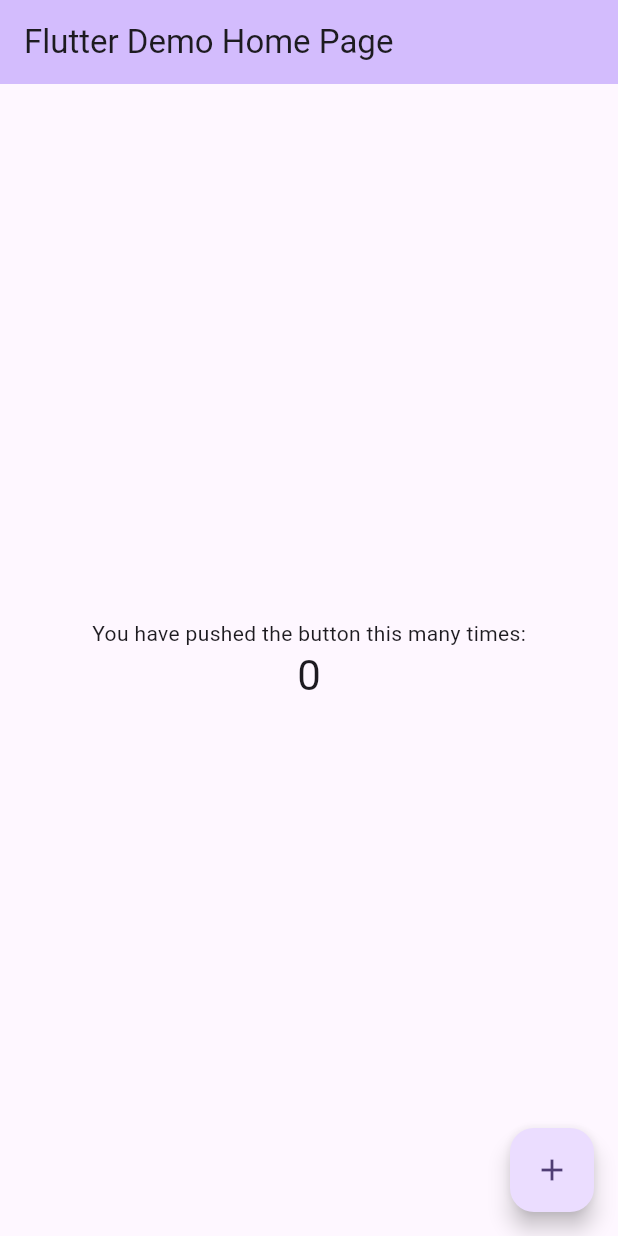
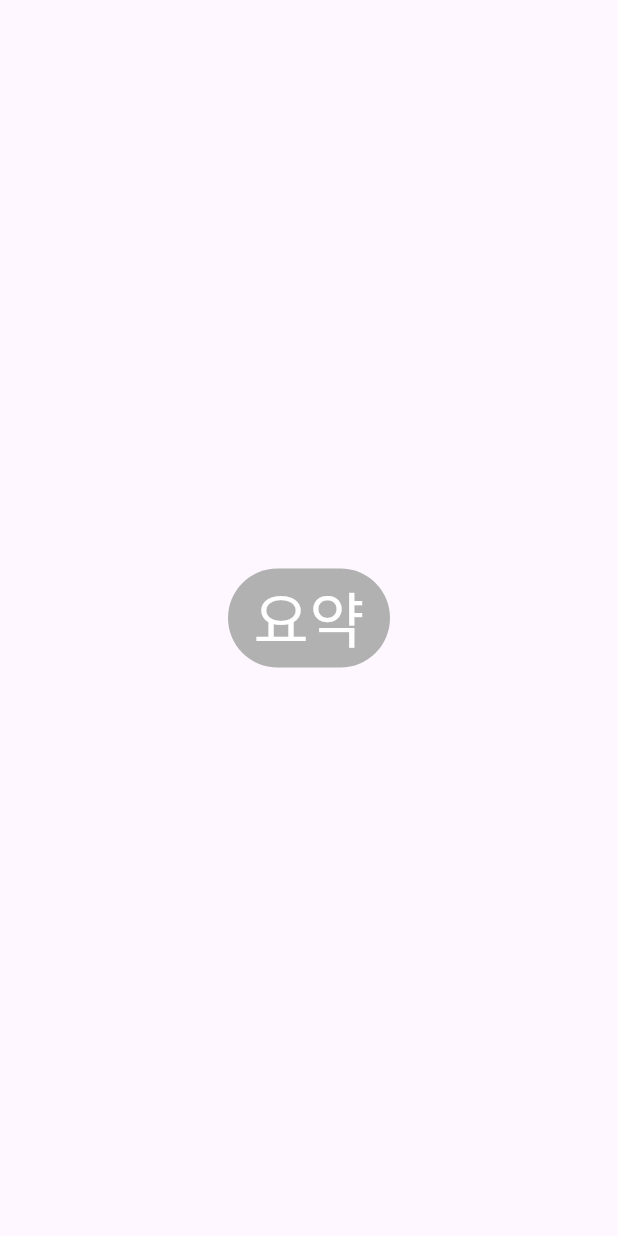
Before and after one commit to flutter-fantastic-crew/sconCloneCoding, a Flutter app: the screen it shows after launch, on a phone screen of 412 x 824 dp. Run offline on Flutter 3.47's test engine with Material 3 defaults, Android fonts, the phone set to English and light mode, and no system bars.

Commit message:
벳지 추가

```diff
--- /dev/null
+++ b/lib/home_page.dart
@@ -0,0 +1,16 @@
+import 'package:flutter/material.dart';
+import 'package:sang/widget/badge_widget.dart';
+
+class HomePage extends StatelessWidget {
+  @override
+  Widget build(BuildContext context) {
+    return Scaffold(
+      body: Center(
+        child: SizedBox(
+          width: 108,
+          child: BadgeWidget(),
+        ),
+      ),
+    );
+  }
+}
--- a/lib/main.dart
+++ b/lib/main.dart
@@ -1,125 +1,10 @@
 import 'package:flutter/material.dart';
+import 'package:sang/home_page.dart';
 
 void main() {
-  runApp(const MyApp());
+  runApp(
+    MaterialApp(
+      home: HomePage(),
+    ),
+  );
 }
-
-class MyApp extends StatelessWidget {
-  const MyApp({super.key});
-
-  // This widget is the root of your application.
-  @override
-  Widget build(BuildContext context) {
-    return MaterialApp(
-      title: 'Flutter Demo',
-      theme: ThemeData(
-        // This is the theme of your application.
-        //
-        // TRY THIS: Try running your application with "flutter run". You'll see
-        // the application has a purple toolbar. Then, without quitting the app,
-        // try changing the seedColor in the colorScheme below to Colors.green
-        // and then invoke "hot reload" (save your changes or press the "hot
-        // reload" button in a Flutter-supported IDE, or press "r" if you used
-        // the command line to start the app).
-        //
-        // Notice that the counter didn't reset back to zero; the application
-        // state is not lost during the reload. To reset the state, use hot
-        // restart instead.
-        //
-        // This works for code too, not just values: Most code changes can be
-        // tested with just a hot reload.
-        colorScheme: ColorScheme.fromSeed(seedColor: Colors.deepPurple),
-        useMaterial3: true,
-      ),
-      home: const MyHomePage(title: 'Flutter Demo Home Page'),
-    );
-  }
-}
-
-class MyHomePage extends StatefulWidget {
-  const MyHomePage({super.key, required this.title});
-
-  // This widget is the home page of your application. It is stateful, meaning
-  // that it has a State object (defined below) that contains fields that affect
-  // how it looks.
-
-  // This class is the configuration for the state. It holds the values (in this
-  // case the title) provided by the parent (in this case the App widget) and
-  // used by the build method of the State. Fields in a Widget subclass are
-  // always marked "final".
-
-  final String title;
-
-  @override
-  State<MyHomePage> createState() => _MyHomePageState();
-}
-
-class _MyHomePageState extends State<MyHomePage> {
-  int _counter = 0;
-
-  void _incrementCounter() {
-    setState(() {
-      // This call to setState tells the Flutter framework that something has
-      // changed in this State, which causes it to rerun the build method below
-      // so that the display can reflect the updated values. If we changed
-      // _counter without calling setState(), then the build method would not be
-      // called again, and so nothing would appear to happen.
-      _counter++;
-    });
-  }
-
-  @override
-  Widget build(BuildContext context) {
-    // This method is rerun every time setState is called, for instance as done
-    // by the _incrementCounter method above.
-    //
-    // The Flutter framework has been optimized to make rerunning build methods
-    // fast, so that you can just rebuild anything that needs updating rather
-    // than having to individually change instances of widgets.
-    return Scaffold(
-      appBar: AppBar(
-        // TRY THIS: Try changing the color here to a specific color (to
-        // Colors.amber, perhaps?) and trigger a hot reload to see the AppBar
-        // change color while the other colors stay the same.
-        backgroundColor: Theme.of(context).colorScheme.inversePrimary,
-        // Here we take the value from the MyHomePage object that was created by
-        // the App.build method, and use it to set our appbar title.
-        title: Text(widget.title),
-      ),
-      body: Center(
-        // Center is a layout widget. It takes a single child and positions it
-        // in the middle of the parent.
-        child: Column(
-          // Column is also a layout widget. It takes a list of children and
-          // arranges them vertically. By default, it sizes itself to fit its
-          // children horizontally, and tries to be as tall as its parent.
-          //
-          // Column has various properties to control how it sizes itself and
-          // how it positions its children. Here we use mainAxisAlignment to
-          // center the children vertically; the main axis here is the vertical
-          // axis because Columns are vertical (the cross axis would be
-          // horizontal).
-          //
-          // TRY THIS: Invoke "debug painting" (choose the "Toggle Debug Paint"
-          // action in the IDE, or press "p" in the console), to see the
-          // wireframe for each widget.
-          mainAxisAlignment: MainAxisAlignment.center,
-          children: <Widget>[
-            const Text(
-              'You have pushed the button this many times:',
-            ),
-            Text(
-              '$_counter',
-              style: Theme.of(context).textTheme.headlineMedium,
-            ),
-          ],
-        ),
-      ),
-      floatingActionButton: FloatingActionButton(
-        onPressed: _incrementCounter,
-        tooltip: 'Increment',
-        child: const Icon(Icons.add),
-      ), // This trailing comma makes auto-formatting nicer for build methods.
-    );
-  }
-}
--- /dev/null
+++ b/lib/widget/badge_widget.dart
@@ -0,0 +1,20 @@
+import 'package:flutter/material.dart';
+
+class BadgeWidget extends StatelessWidget {
+  @override
+  Widget build(BuildContext context) {
+    return Container(
+      height: 66,
+      width: double.infinity,
+      decoration: BoxDecoration(
+        borderRadius: BorderRadius.circular(50),
+        color: Color(0xffB1B1B1),
+      ),
+      alignment: Alignment.center,
+      child: const Text(
+        "요약",
+        style: TextStyle(fontSize: 40, color: Color(0xffffffff)),
+      ),
+    );
+  }
+}
```
